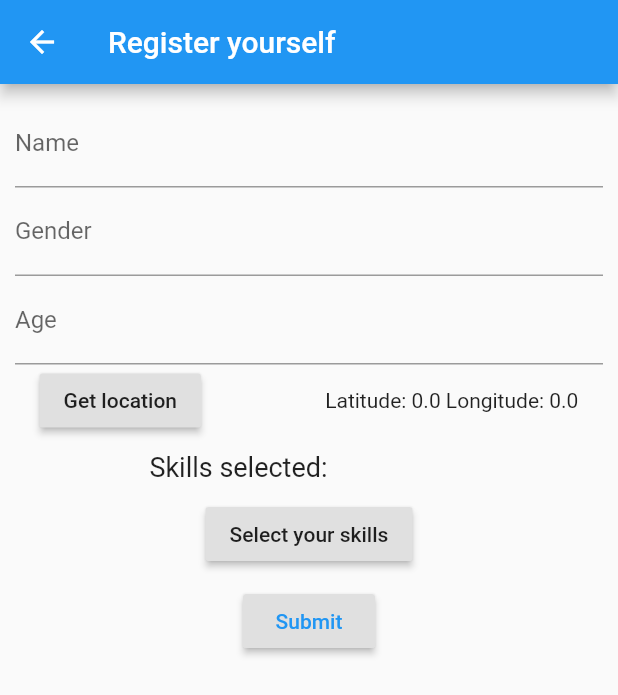
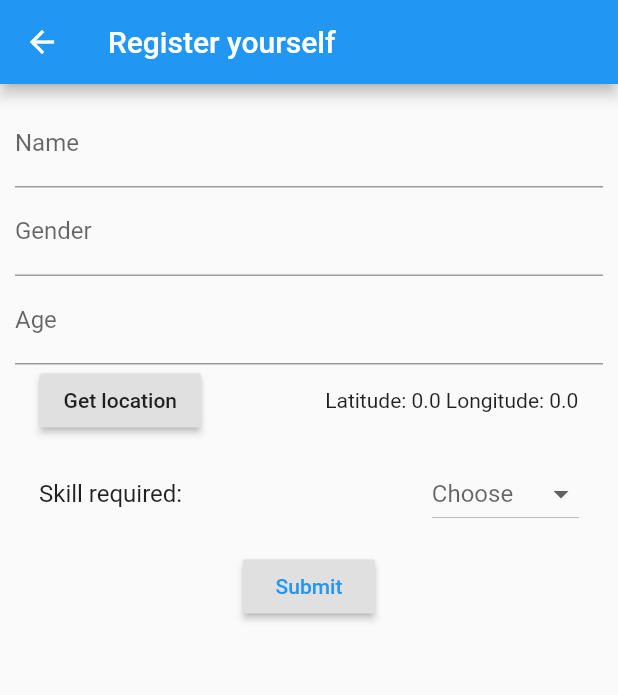
Before and after one commit to tanmay-sinha/open-innovation-rozgaar, a Flutter app: the LabourRegister screen opened directly, on a phone screen of 412 x 824 dp. Shown: the top 695 px of the screen. Run offline on Flutter 3.47's test engine with Material 2 defaults, Android fonts, the phone set to English and light mode, and no system bars; our stand-ins replace location; network calls fail.

Commit message:
Added location and skill selection on contractor side

```diff
--- a/rozgaar/lib/Contractor/contractor_reqirenments.dart
+++ b/rozgaar/lib/Contractor/contractor_reqirenments.dart
@@ -4,6 +4,7 @@ import 'package:flutter/material.dart';
 import 'package:http/http.dart';
 
 import 'resultDisplay.dart';
+import 'package:rozgaar/get_location.dart';
 
 class ContractorRequirenment extends StatefulWidget {
   @override
@@ -14,6 +15,10 @@ class _ContractorRequirenmentState extends State<ContractorRequirenment> {
   String _workHours;
   String _wage;
   String _numberOfLabours;
+  Map<String, double> _location = {
+    'latitude': 0.0,
+    'longitude': 0.0,
+  };
   final formKey = GlobalKey<FormState>();
 
   static const menuItems = <String>[
@@ -37,7 +42,7 @@ class _ContractorRequirenmentState extends State<ContractorRequirenment> {
       )
       .toList();
 
-  String _btn1SelectedVal;
+  String _skill;
 
   @override
   Widget build(BuildContext context) {
@@ -59,7 +64,7 @@ class _ContractorRequirenmentState extends State<ContractorRequirenment> {
                       border: UnderlineInputBorder(),
                       filled: true,
                       hintText: "number not more than 20",
-                      labelText: "Number of Labour required",
+                      labelText: "Number of Labours required",
                     ),
                     onSaved: (val) {
                       _numberOfLabours = val;
@@ -67,19 +72,47 @@ class _ContractorRequirenmentState extends State<ContractorRequirenment> {
                   ),
                   // SizedBox(height: 24.0),
                   ListTile(
-                    title: Text('Skills required:'),
+                    title: Text('Skill required:'),
                     trailing: DropdownButton(
-                      value: _btn1SelectedVal,
+                      value: _skill,
                       hint: Text('Choose'),
                       onChanged: ((String newValue) {
                         setState(() {
-                          _btn1SelectedVal = newValue;
+                          _skill = newValue;
                         });
                       }),
                       items: _dropDownMenuItems,
                     ),
                   ),
                   //SizedBox(height: 24.0),
+                  Row(
+                    mainAxisAlignment: MainAxisAlignment.spaceEvenly,
+                    children: <Widget>[
+                      RaisedButton(
+                        child: Text(
+                          'Get location',
+                        ),
+                        onPressed: (){
+                          // var response =  FetchLocation().returnLocation();
+                          // setState(() {
+                          //   _location = response;
+                          // });
+                          FetchLocation().returnLocation().then((result) {
+                            print(result);
+                            setState(() {
+                              _location = result;
+                            });
+                          });
+                        },
+                      ),
+                      SizedBox(
+                        width: 50.0,
+                      ),
+                      Text(
+                        'Latitude: ${_location['latitude']} Longitude: ${_location['longitude']}',
+                      ),
+                    ],
+                  ),
                   TextFormField(
                     decoration: InputDecoration(
                       border: UnderlineInputBorder(),
@@ -102,10 +135,10 @@ class _ContractorRequirenmentState extends State<ContractorRequirenment> {
                       _workHours = val;
                     },
                   ),
-                  RaisedButton(
-                    child: Text("Loacation"),
-                    onPressed: () {},
-                  ),
+                  // RaisedButton(
+                  //   child: Text("Loacation"),
+                  //   onPressed: () {},
+                  // ),
                   RaisedButton(
                       child: Text("Search"),
                       onPressed: () async {
@@ -113,10 +146,11 @@ class _ContractorRequirenmentState extends State<ContractorRequirenment> {
                         print(
                             'request generated, number of labour required is $_numberOfLabours , Workhour= $_workHours , wage offer= $_wage');
                         Map requirementData = {
-                          'number_of_labour_required': _numberOfLabours,
+                          'number': _numberOfLabours,
                           'work_hour': _workHours,
                           'wage_offer': _wage,
-                          'job_choice': _btn1SelectedVal,
+                          'skill': _skill,
+                          'location': _location,
                         };
                         var jsonRequirementData = jsonEncode(requirementData);
                         print(jsonRequirementData);
--- a/rozgaar/lib/Labour/labour_register.dart
+++ b/rozgaar/lib/Labour/labour_register.dart
@@ -2,7 +2,7 @@ import 'dart:convert';
 import 'package:flutter/material.dart';
 import 'package:http/http.dart';
 import 'package:rozgaar/Labour/labour_login.dart';
-import 'package:rozgaar/Labour/labour_select_skills.dart';
+// import 'package:rozgaar/Labour/labour_select_skills.dart';
 import 'package:rozgaar/get_location.dart';
 
 
@@ -18,12 +18,33 @@ class _LabourRegisterState extends State<LabourRegister> {
     'latitude': 0.0,
     'longitude': 0.0,
   };
-  List _skills = [];
   int _age;
   String skill = "";
 
   final _formKey = GlobalKey<FormState>();
 
+  static const menuItems = <String>[
+    'Carpentry',
+    'Painting',
+    'Masonry',
+    'Plumbing',
+    'Electrician',
+    'Cleaner',
+    'Rigger',
+    'Transport',
+    'Welder',
+    'Fitter',
+  ];
+  final List<DropdownMenuItem<String>> _dropDownMenuItems = menuItems
+      .map(
+        (String value) => DropdownMenuItem<String>(
+          value: value,
+          child: Text(value),
+        ),
+      )
+      .toList();
+
+  String _skill;
 
   @override
   Widget build(BuildContext context) {
@@ -131,51 +152,108 @@ class _LabourRegisterState extends State<LabourRegister> {
               SizedBox(
                 height: 10.0,
               ),
-              Row(
-                mainAxisAlignment: MainAxisAlignment.spaceEvenly,
-                children: <Widget>[
-                  Text(
-                    'Skills selected: ',
-                    style: TextStyle(
-                      fontSize: 18.0,
-                    ),
-                  ),
-                  // Text(
-                  //   '$skill',
-                  // ),
-                  Row(
-                    children: _skills?.map((skill)  {
-                      return Container(
-                        child: Text(
-                          '$skill ',
-                          style: TextStyle(
-                            fontSize: 16.0,
-                          ),
-                        ),
-                      );
-                    })?.toList() ?? [],
-                  ),
-                ],
+              ListTile(
+                title: Text('Skill required:'),
+                trailing: DropdownButton(
+                  value: _skill,
+                  hint: Text('Choose'),
+                  onChanged: ((String newValue) {
+                    setState(() {
+                      _skill = newValue;
+                    });
+                  }),
+                  items: _dropDownMenuItems,
+                ),
               ),
-              SizedBox(
-                height: 10.0,
-              ),
-              RaisedButton(
-                child: Text(
-                  'Select your skills'
-                ),
-                onPressed: () async{
-                  // await skillSelection(context);
-                  var result = await Navigator.push(
-                    context, MaterialPageRoute(builder: (context) => SelectSkillsLabour()));
+              // Row(
+              //   mainAxisAlignment: MainAxisAlignment.spaceEvenly,
+              //   children: <Widget>[
+              //     Text(
+              //       'Skills selected: ',
+              //       style: TextStyle(
+              //         fontSize: 18.0,
+              //       ),
+              //     ),
+              //     // Text(
+              //     //   '$skill',
+              //     // ),
+              //     Row(
+              //       children: _skills?.map((skill)  {
+              //         return Container(
+              //           child: Text(
+              //             '$skill ',
+              //             style: TextStyle(
+              //               fontSize: 16.0,
+              //             ),
+              //           ),
+              //         );
+              //       })?.toList() ?? [],
+              //     ),
+              //   ],
+              // ),
+              // SizedBox(
+              //   height: 10.0,
+              // ),
+              // RaisedButton(
+              //   child: Text(
+              //     'Select your skills'
+              //   ),
+              //   onPressed: () async{
+              //     // await skillSelection(context);
+              //     // var result = await Navigator.push(
+              //     //   context, MaterialPageRoute(builder: (context) => SelectSkillsLabour()));
 
-                  if(result == null){
-                    result = [];
-                  }
-                  print(result);
-                  _skills = result;
-                },
-              ),
+              //     // if(result == null){
+              //     //   result = [];
+              //     // }
+              //     // print(result);
+              //     // _skills = result;Row(
+              //   mainAxisAlignment: MainAxisAlignment.spaceEvenly,
+              //   children: <Widget>[
+              //     Text(
+              //       'Skills selected: ',
+              //       style: TextStyle(
+              //         fontSize: 18.0,
+              //       ),
+              //     ),
+              //     // Text(
+              //     //   '$skill',
+              //     // ),
+              //     Row(
+              //       children: _skills?.map((skill)  {
+              //         return Container(
+              //           child: Text(
+              //             '$skill ',
+              //             style: TextStyle(
+              //               fontSize: 16.0,
+              //             ),
+              //           ),
+              //         );
+              //       })?.toList() ?? [],
+              //     ),
+              //   ],
+              // ),
+              // SizedBox(
+              //   height: 10.0,
+              // ),
+              // RaisedButton(
+              //   child: Text(
+              //     'Select your skills'
+              //   ),
+              //   onPressed: () async{
+              //     // await skillSelection(context);
+              //     // var result = await Navigator.push(
+              //     //   context, MaterialPageRoute(builder: (context) => SelectSkillsLabour()));
+
+              //     // if(result == null){
+              //     //   result = [];
+              //     // }
+              //     // print(result);
+              //     // _skills = result;
+              //   },
+              // ),
+              //   },
+              // ),
               SizedBox(
                 height: 10.0,
               ),
@@ -195,7 +273,7 @@ class _LabourRegisterState extends State<LabourRegister> {
                       'age' : _age,
                       'gender' : _gender,
                       'location' : _location,
-                      'skills' : _skills,
+                      'skills' : _skill,
                     };
                     var jsonData = jsonEncode(data);
                     Response response = await post(
```
Also changed, not shown: rozgaar/lib/Contractor/Contractor_register.dart (+44 -16 lines).
